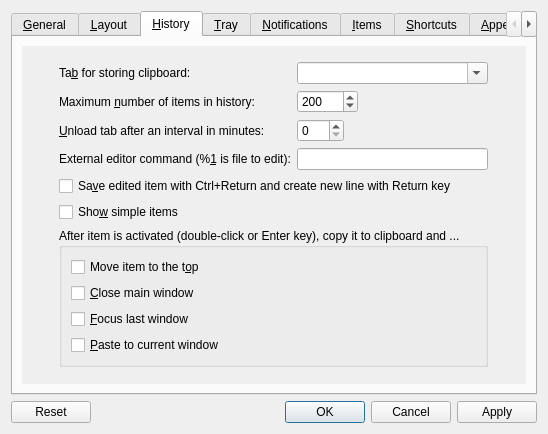
Above: src/ui/configurationmanager.ui from hluk/CopyQ before the change. Below: the same form after it.
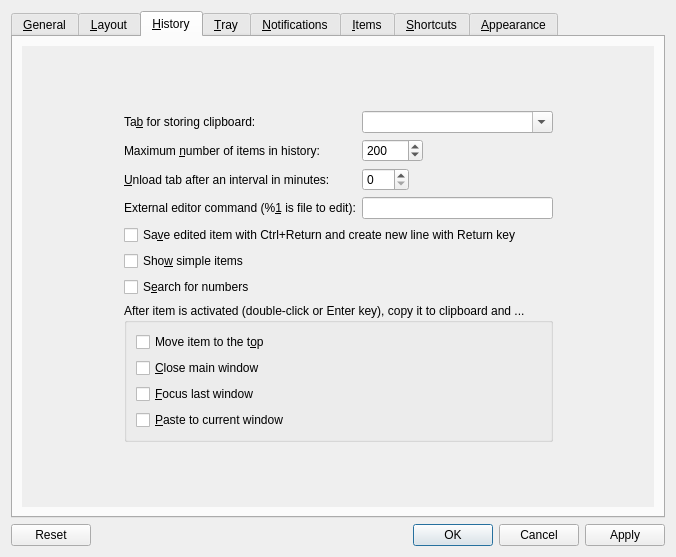
That is the form after the change. The open tabs and pages were chosen to show the change. Custom widgets are drawn as their Qt base class.

```diff
--- a/src/ui/configurationmanager.ui
+++ b/src/ui/configurationmanager.ui
@@ -2,6 +2,14 @@
 <ui version="4.0">
  <class>ConfigurationManager</class>
  <widget class="QDialog" name="ConfigurationManager">
+  <property name="geometry">
+   <rect>
+    <x>0</x>
+    <y>0</y>
+    <width>676</width>
+    <height>557</height>
+   </rect>
+  </property>
   <property name="minimumSize">
    <size>
     <width>320</width>
@@ -564,8 +572,8 @@
            <rect>
             <x>0</x>
             <y>0</y>
-            <width>537</width>
-            <height>444</height>
+            <width>477</width>
+            <height>381</height>
            </rect>
           </property>
           <layout class="QHBoxLayout" name="horizontalLayout_16">
@@ -754,6 +762,16 @@
                </property>
               </widget>
              </item>
+             <item>
+              <widget class="QCheckBox" name="checkBoxNumberSearch">
+               <property name="toolTip">
+                <string>Enable searching for numbers, otherwise pressing a digit key activates item on that position</string>
+               </property>
+               <property name="text">
+                <string>S&amp;earch for numbers</string>
+               </property>
+              </widget>
+             </item>
              <item>
               <widget class="QGroupBox" name="groupBox_3">
                <property name="title">
```
Left out of the diff: 17 changed lines with no effect on the pictures.
